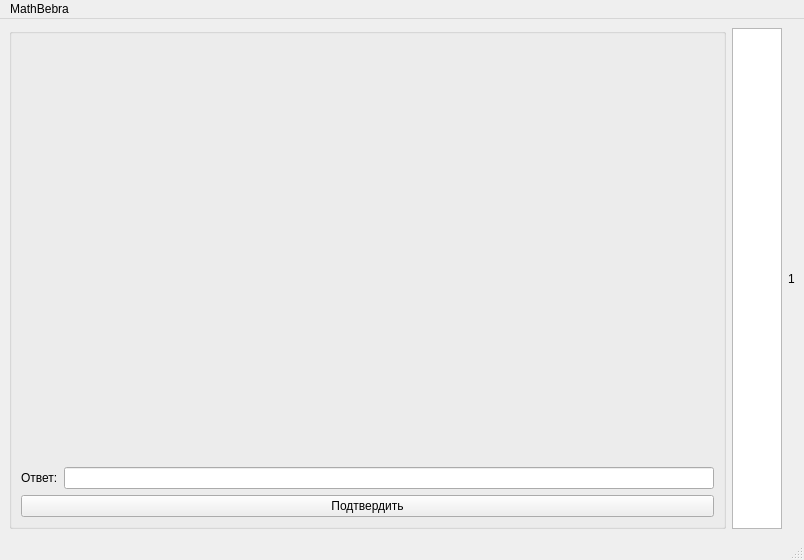
First picture: the form in mainwindow.ui, repository IrinaAbramovaaa/project, before the edit.
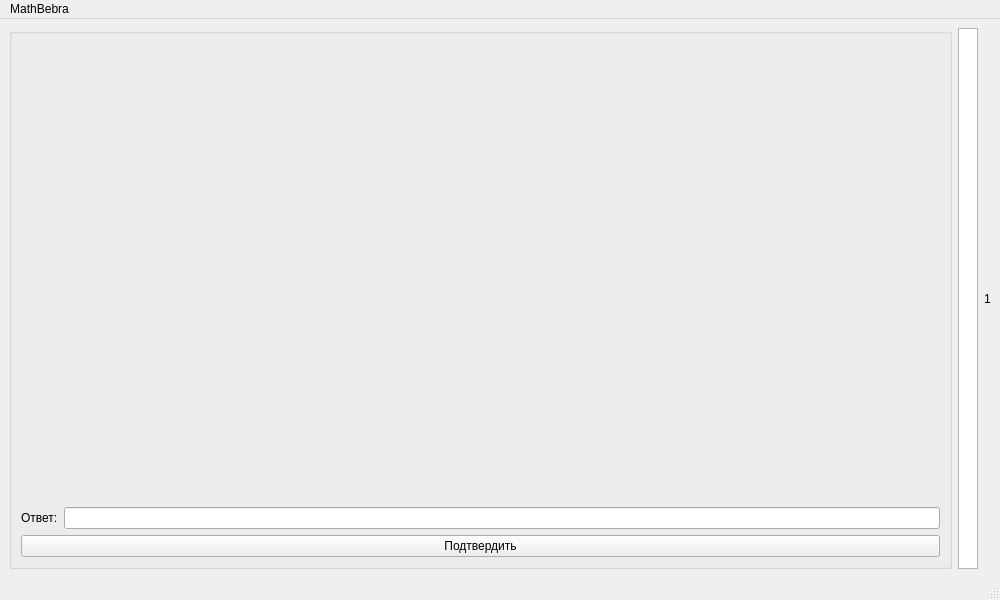
Second picture: the form after the edit.

What changed in the file:
```diff
--- a/mainwindow.ui
+++ b/mainwindow.ui
@@ -2,12 +2,15 @@
 <ui version="4.0">
  <class>MainWindow</class>
  <widget class="QMainWindow" name="MainWindow">
+  <property name="enabled">
+   <bool>true</bool>
+  </property>
   <property name="geometry">
    <rect>
     <x>0</x>
     <y>0</y>
-    <width>804</width>
-    <height>560</height>
+    <width>1000</width>
+    <height>600</height>
    </rect>
   </property>
   <property name="windowTitle">
@@ -71,7 +74,7 @@
       </property>
       <property name="maximumSize">
        <size>
-        <width>50</width>
+        <width>20</width>
         <height>300000</height>
        </size>
       </property>
@@ -91,7 +94,7 @@
     <rect>
      <x>0</x>
      <y>0</y>
-     <width>804</width>
+     <width>1000</width>
      <height>26</height>
     </rect>
    </property>
```
